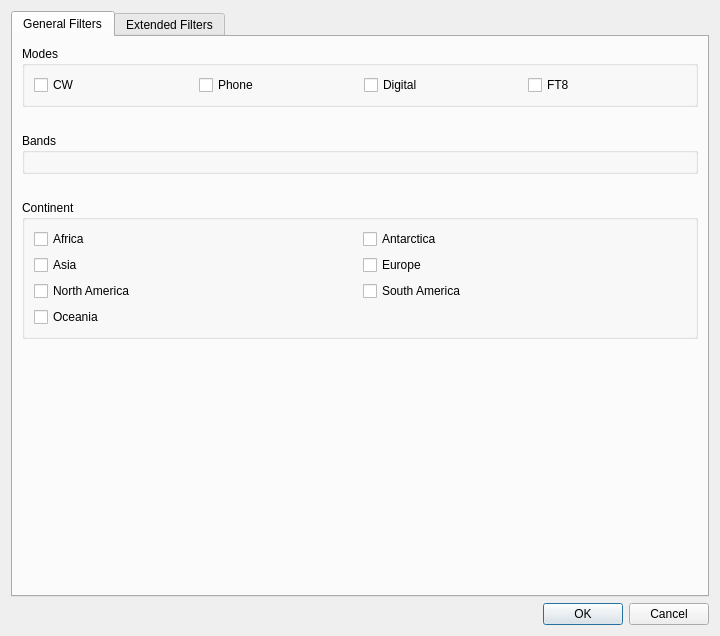
Above: ui/DxFilterDialog.ui from k5mcd/QLog before the change. Below: the same form after it.
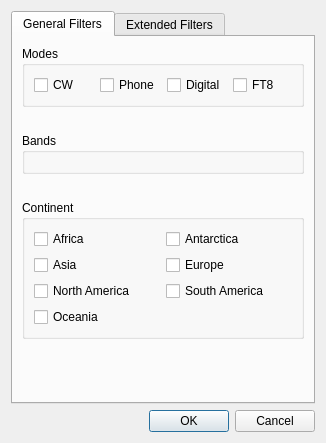
That is the form after the change.

```diff
--- a/ui/DxFilterDialog.ui
+++ b/ui/DxFilterDialog.ui
@@ -6,8 +6,8 @@
    <rect>
     <x>0</x>
     <y>0</y>
-    <width>720</width>
-    <height>636</height>
+    <width>326</width>
+    <height>443</height>
    </rect>
   </property>
   <property name="sizePolicy">
```
